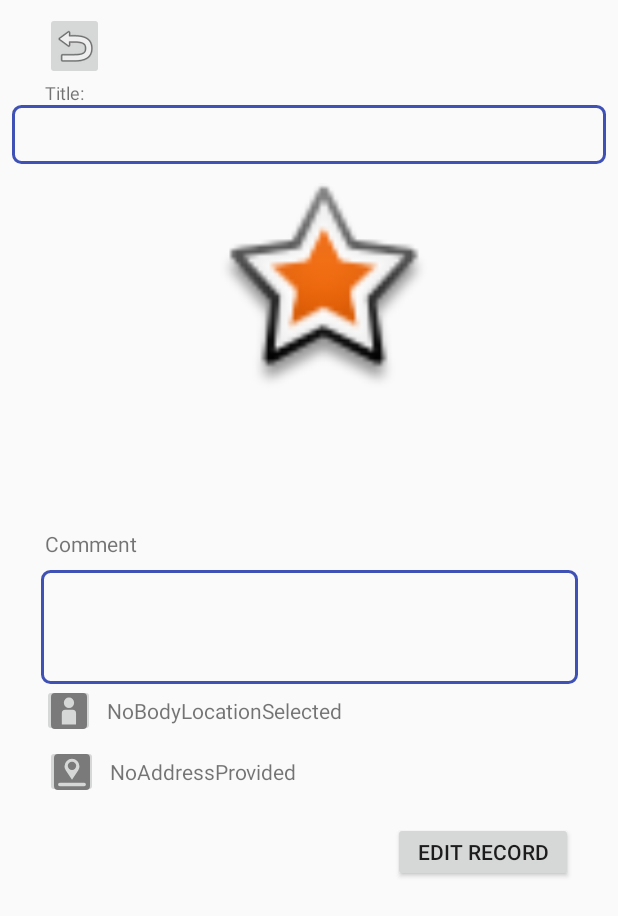
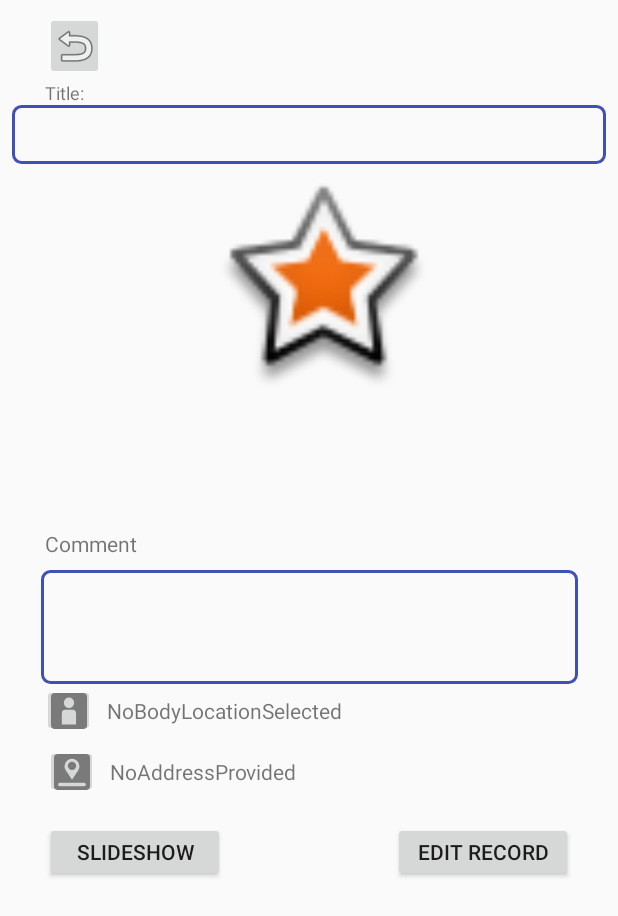
Before and after one commit to CMPUT301F18T11/medicam, an Android app: the ViewRecordActivity screen opened directly, with no data from a screen before it, on a phone screen of 412 x 824 dp. Shown: the top 916 px of the screen. Run offline under Robolectric (Android 15) with nearby library versions, the phone set to English and light mode, and no system bars; libraries missing offline, so code that uses them is left out: com.searchly.jestdroid, io.searchbox.client, io.searchbox.core; pictures from the network do not load; 11 statements that could not run were skipped.

Commit message:
Activity for viewing record photo slideshow created.

```diff
--- a/app/src/main/java/ca/ualberta/cmput301f18t11/medicam/activities/ViewRecordActivity.java
+++ b/app/src/main/java/ca/ualberta/cmput301f18t11/medicam/activities/ViewRecordActivity.java
@@ -121,4 +121,9 @@ public class ViewRecordActivity extends AppCompatActivity {
         intent.putExtra("previous", patientRecord.getUuid());
         startActivityForResult(intent, EDIT_RECORD_REQUEST_CODE);
     }
+
+    public void photoSlideshow(View view){
+        Intent intent = new Intent(ViewRecordActivity.this, RecordPhotosSlideshow.class);
+        startActivity(intent);
+    }
 }
--- a/app/src/main/res/layout/activity_view_record.xml
+++ b/app/src/main/res/layout/activity_view_record.xml
@@ -210,4 +210,15 @@
         app:layout_constraintStart_toStartOf="parent"
         app:layout_constraintTop_toBottomOf="@+id/record_view_comment_hint" />
 
+    <Button
+        android:id="@+id/button"
+        android:layout_width="120dp"
+        android:layout_height="40dp"
+        android:layout_marginStart="30dp"
+        android:layout_marginLeft="30dp"
+        android:onClick="photoSlideshow"
+        android:text="Slideshow"
+        app:layout_constraintBaseline_toBaselineOf="@+id/go_edit_button"
+        app:layout_constraintStart_toStartOf="parent" />
+
 </android.support.constraint.ConstraintLayout>
```
Also changed, not shown: app/src/main/AndroidManifest.xml (+6 -5 lines), app/src/main/java/ca/ualberta/cmput301f18t11/medicam/activities/RecordPhotosSlideshow.java (added, +30 -0 lines), app/src/main/java/ca/ualberta/cmput301f18t11/medicam/utils/ImageAdapter.java (added, +51 -0 lines), app/src/main/res/layout/activity_record_photos_slideshow.xml (added, +17 -0 lines).
